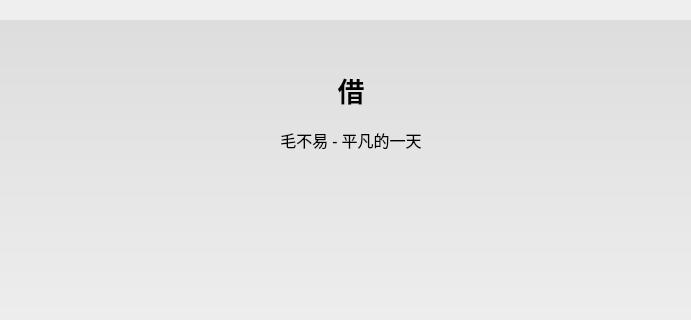
Old version of the form lyricspage.ui in the repository tidysong/Listen_QT; both pictures show x 182 to 873 and y 0 to 320 of the 1065 by 672 pixel window.
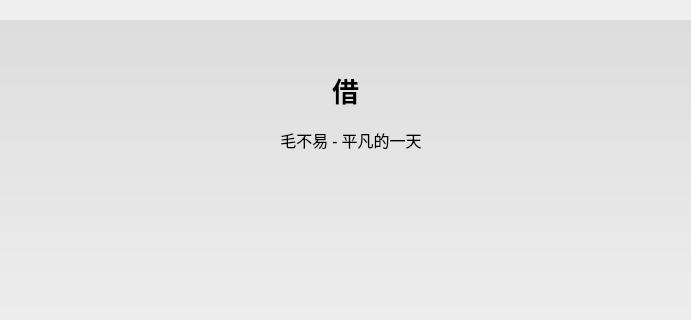
New version of the form. Icons and pictures are not drawn.

Patch:
```diff
--- a/lyricspage.ui
+++ b/lyricspage.ui
@@ -97,9 +97,9 @@
    <widget class="QLabel" name="label">
     <property name="geometry">
      <rect>
-      <x>313</x>
+      <x>242</x>
       <y>40</y>
-      <width>400</width>
+      <width>531</width>
       <height>60</height>
      </rect>
     </property>
```
